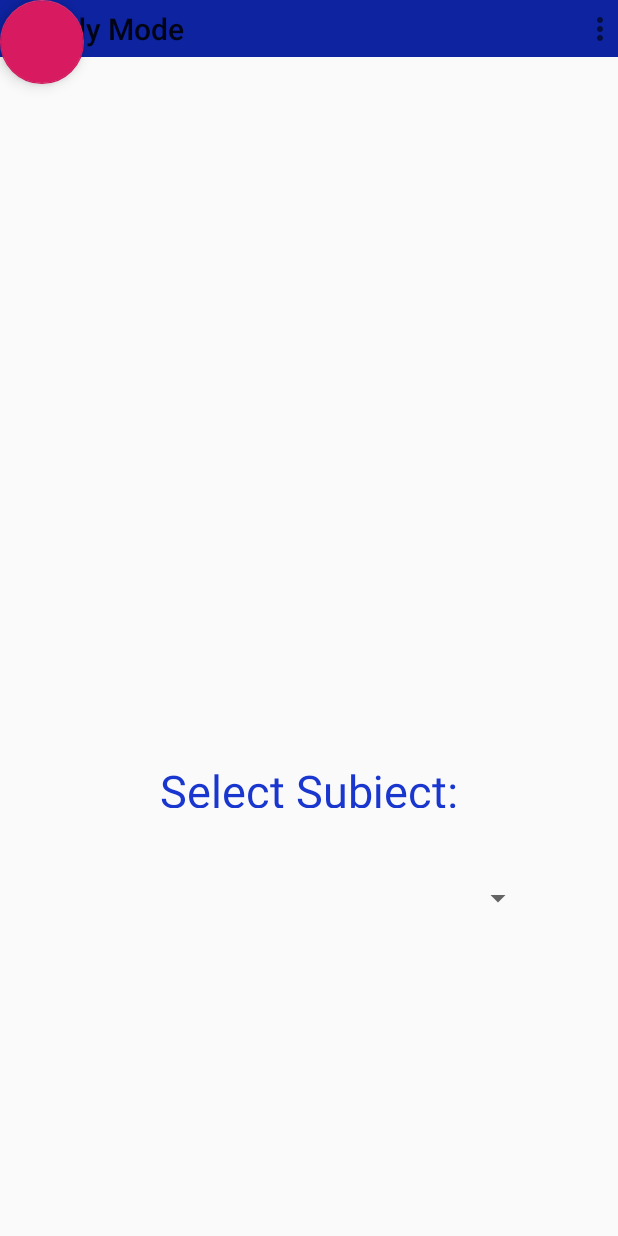
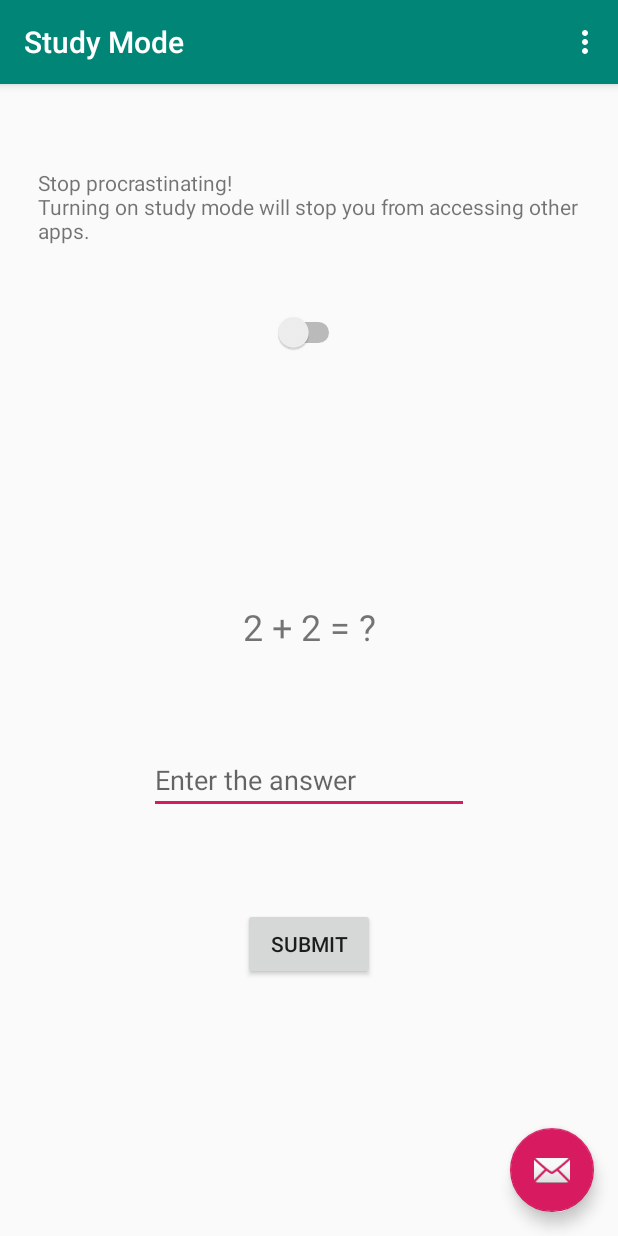
Before and after one commit to kat-avila/WomxnHacks2020, an Android app: the screen it shows after launch (MainActivity), on a phone screen of 412 x 824 dp. Run offline under Robolectric (Android 15) with nearby library versions, the light colour scheme and no system bars.

Commit message:
JZ - Layout fixed, should be working again

```diff
--- a/app/src/main/java/com/example/myapplicationtest1/MainActivity.java
+++ b/app/src/main/java/com/example/myapplicationtest1/MainActivity.java
@@ -18,7 +18,7 @@ import com.google.android.material.floatingactionbutton.FloatingActionButton;
 import com.google.android.material.snackbar.Snackbar;
 
 public class MainActivity extends AppCompatActivity {
-    TextView questionText;
+    //TextView questionText;
     //String[] questions;
     //int[] answers;
     boolean answered = false;
--- a/app/src/main/res/layout/activity_main.xml
+++ b/app/src/main/res/layout/activity_main.xml
@@ -1,78 +1,33 @@
 <?xml version="1.0" encoding="utf-8"?>
-<androidx.constraintlayout.widget.ConstraintLayout xmlns:android="http://schemas.android.com/apk/res/android"
+<androidx.coordinatorlayout.widget.CoordinatorLayout xmlns:android="http://schemas.android.com/apk/res/android"
     xmlns:app="http://schemas.android.com/apk/res-auto"
     xmlns:tools="http://schemas.android.com/tools"
-    android:id="@+id/coordinatorLayout"
     android:layout_width="match_parent"
     android:layout_height="match_parent"
     tools:context=".MainActivity">
 
     <com.google.android.material.appbar.AppBarLayout
-        android:id="@+id/appBarLayout"
-        android:layout_width="wrap_content"
+        android:layout_width="match_parent"
         android:layout_height="wrap_content"
         android:theme="@style/AppTheme.AppBarOverlay">
 
+        <androidx.appcompat.widget.Toolbar
+            android:id="@+id/toolbar"
+            android:layout_width="match_parent"
+            android:layout_height="?attr/actionBarSize"
+            android:background="?attr/colorPrimary"
+            app:popupTheme="@style/AppTheme.PopupOverlay" />
+
     </com.google.android.material.appbar.AppBarLayout>
 
-    <include
-        android:id="@+id/include"
-        layout="@layout/content_main"
-        android:layout_width="0dp"
-        android:layout_height="0dp"
-        android:visibility="visible"
-        tools:layout_editor_absoluteX="0dp"
-        tools:layout_editor_absoluteY="0dp"
-        tools:visibility="visible" />
-
-    <androidx.appcompat.widget.Toolbar
-        android:id="@+id/toolbar"
-        android:layout_width="422dp"
-        android:layout_height="38dp"
-        android:background="#0D23A0"
-        app:popupTheme="@style/AppTheme.PopupOverlay"
-        tools:layout_editor_absoluteX="-6dp"
-        tools:layout_editor_absoluteY="0dp" />
-
-    <Spinner
-        android:id="@+id/subject_list"
-        android:layout_width="300dp"
-        android:layout_height="50dp"
-        android:layout_marginStart="52dp"
-        android:layout_marginLeft="52dp"
-        android:layout_marginTop="250dp"
-        android:layout_marginEnd="52dp"
-        android:layout_marginRight="52dp"
-        android:layout_marginBottom="200dp"
-        android:fadingEdge="horizontal|vertical|none"
-        android:gravity="center"
-        app:layout_constraintBottom_toBottomOf="parent"
-        app:layout_constraintEnd_toEndOf="parent"
-        app:layout_constraintStart_toStartOf="parent"
-        app:layout_constraintTop_toBottomOf="@+id/toolbar"
-        app:layout_constraintVertical_bias="1.0" />
-
-    <TextView
-        android:id="@+id/select_subject"
-        android:layout_width="205dp"
-        android:layout_height="32dp"
-        android:gravity="center"
-        android:text="Select Subject:"
-        android:textColor="#1936CE"
-        android:textSize="30sp"
-        app:layout_constraintBottom_toTopOf="@+id/subject_list"
-        app:layout_constraintEnd_toEndOf="parent"
-        app:layout_constraintStart_toStartOf="parent"
-        app:layout_constraintTop_toBottomOf="@+id/toolbar"
-        app:layout_constraintVertical_bias="0.93" />
+    <include layout="@layout/content_main" />
 
     <com.google.android.material.floatingactionbutton.FloatingActionButton
         android:id="@+id/fab"
         android:layout_width="wrap_content"
         android:layout_height="wrap_content"
-        android:clickable="true"
-        app:srcCompat="@color/colorAccent"
-        tools:layout_editor_absoluteX="98dp"
-        tools:layout_editor_absoluteY="164dp" />
+        android:layout_gravity="bottom|end"
+        android:layout_margin="@dimen/fab_margin"
+        app:srcCompat="@android:drawable/ic_dialog_email" />
 
-</androidx.constraintlayout.widget.ConstraintLayout>
+</androidx.coordinatorlayout.widget.CoordinatorLayout>
--- a/app/src/main/res/layout/content_main.xml
+++ b/app/src/main/res/layout/content_main.xml
@@ -9,28 +9,28 @@
     tools:showIn="@layout/activity_main">
 
     <TextView
-        android:id="@+id/dispText"
-        android:layout_width="337dp"
-        android:layout_height="86dp"
-        android:text="@string/displayText"
+        android:id="@+id/question"
+        android:layout_width="wrap_content"
+        android:layout_height="wrap_content"
+        android:text="@string/question1"
+        android:textSize="24sp"
         app:layout_constraintBottom_toBottomOf="parent"
+        app:layout_constraintLeft_toLeftOf="parent"
+        app:layout_constraintRight_toRightOf="parent"
+        app:layout_constraintTop_toTopOf="parent"
+        app:layout_constraintVertical_bias="0.47000003" />
+
+    <EditText
+        android:id="@+id/editText"
+        android:layout_width="wrap_content"
+        android:layout_height="wrap_content"
+        android:ems="10"
+        android:hint="Enter the answer"
+        android:inputType="number"
+        app:layout_constraintBottom_toTopOf="@+id/submitButton"
         app:layout_constraintEnd_toEndOf="parent"
         app:layout_constraintStart_toStartOf="parent"
-        app:layout_constraintTop_toTopOf="parent"
-        app:layout_constraintVertical_bias="0.050000012"
-        tools:text="@string/displayText" />
-
-    <Switch
-        android:id="@+id/switch1"
-        android:layout_width="wrap_content"
-        android:layout_height="wrap_content"
-        android:checked="false"
-        app:layout_constraintBottom_toBottomOf="parent"
-        app:layout_constraintEnd_toEndOf="parent"
-        app:layout_constraintStart_toStartOf="parent"
-        app:layout_constraintTop_toBottomOf="@+id/dispText"
-        app:layout_constraintVertical_bias="0.0"
-        tools:checked="false" />
+        app:layout_constraintTop_toBottomOf="@+id/question" />
 
     <Button
         android:id="@+id/submitButton"
@@ -41,30 +41,27 @@
         app:layout_constraintBottom_toBottomOf="parent"
         app:layout_constraintEnd_toEndOf="parent"
         app:layout_constraintStart_toStartOf="parent"
-        app:layout_constraintTop_toTopOf="parent"
-        app:layout_constraintVertical_bias="0.6" />
+        app:layout_constraintTop_toBottomOf="@+id/question" />
 
-    <EditText
-        android:id="@+id/editText"
+    <Switch
+        android:id="@+id/switch1"
         android:layout_width="wrap_content"
         android:layout_height="wrap_content"
-        android:ems="10"
-        android:hint="answer"
-        android:inputType="textPersonName"
-        app:layout_constraintBottom_toTopOf="@+id/submitButton"
+        app:layout_constraintBottom_toBottomOf="parent"
+        app:layout_constraintEnd_toEndOf="parent"
+        app:layout_constraintStart_toStartOf="parent"
+        app:layout_constraintTop_toBottomOf="@+id/dispText"
+        app:layout_constraintVertical_bias="0.04000002" />
+
+    <TextView
+        android:id="@+id/dispText"
+        android:layout_width="361dp"
+        android:layout_height="71dp"
+        android:text="@string/displayText"
+        app:layout_constraintBottom_toBottomOf="parent"
         app:layout_constraintEnd_toEndOf="parent"
         app:layout_constraintStart_toStartOf="parent"
         app:layout_constraintTop_toTopOf="parent"
-        app:layout_constraintVertical_bias="0.97" />
+        app:layout_constraintVertical_bias="0.07999998" />
 
-    <TextView
-        android:id="@+id/question"
-        android:layout_width="wrap_content"
-        android:layout_height="wrap_content"
-        android:text="@string/question1"
-        app:layout_constraintBottom_toTopOf="@+id/editText"
-        app:layout_constraintEnd_toEndOf="parent"
-        app:layout_constraintStart_toStartOf="parent"
-        app:layout_constraintTop_toTopOf="parent"
-        app:layout_constraintVertical_bias="0.93" />
 </androidx.constraintlayout.widget.ConstraintLayout>
```
